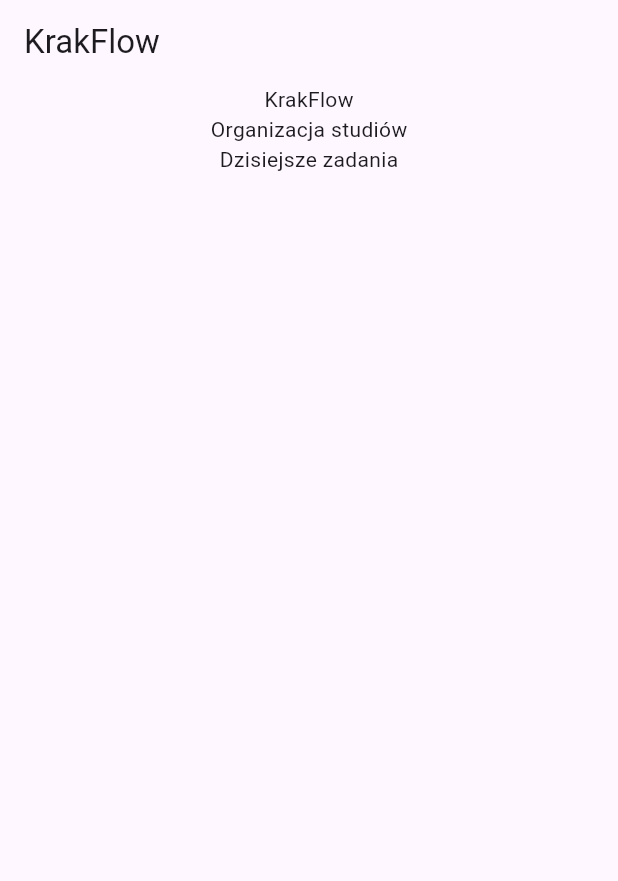
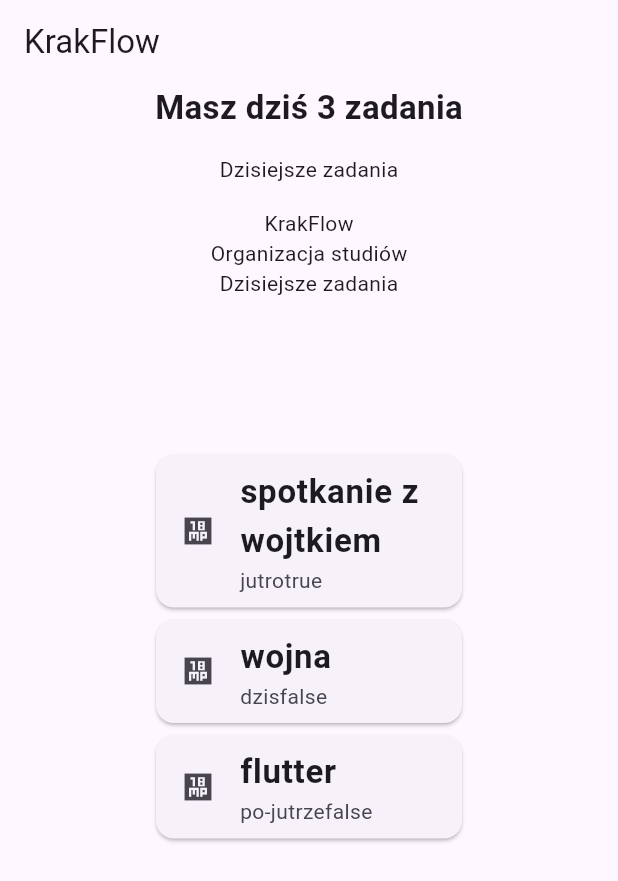
Before and after one commit to ExoSmurf/ZalicezenieTAM, a Flutter app: the screen it shows after launch, on a phone screen of 412 x 824 dp. Shown: the top 881 px of the screen. Run offline on Flutter 3.47's test engine with Material 3 defaults, Android fonts, the phone set to English and light mode, and no system bars.

Commit message:
Lab4 - dodawanie taskow, stylizacja taskow

```diff
--- a/lib/main.dart
+++ b/lib/main.dart
@@ -1,11 +1,17 @@
 import 'package:flutter/material.dart';
 
 void main() {
-  runApp(const MyApp());
+  runApp(MyApp());
 }
 
 class MyApp extends StatelessWidget {
-  const MyApp({super.key});
+   MyApp({super.key});
+
+  List<Task> task = [
+    Task(title: "spotkanie z wojtkiem", deadline: "jutro", done: true),
+    Task(title: "wojna", deadline: "dzis", done: false),
+    Task(title: "flutter", deadline: "po-jutrze", done: false),
+  ];
 
   @override
   Widget build(BuildContext context) {
@@ -18,11 +24,80 @@
         body: Center(
           child: Column(
             children: [
+              Column(
+                crossAxisAlignment: CrossAxisAlignment.start,
+                children: [
+                  Center(child: Text("Masz dziś ${task.length} zadania",
+                      style: TextStyle(
+                        fontSize: 22,
+                        fontWeight: FontWeight.bold,
+                      ))),
+                  SizedBox(height: 16),
+                  Center(child: Text("Dzisiejsze zadania")),
+                  SizedBox(height: 16),
+                ],
+              ),
               Text("KrakFlow"),
               Text("Organizacja studiów"),
               Text("Dzisiejsze zadania"),
-            ],
-        ),),
+              SizedBox(height: 100),
+              Expanded(
+                  child: ListView.builder(
+                    itemCount: task.length,
+                    itemBuilder: (context, index) {
+                      return TaskCard(
+                          title: task[index].title,
+                          subtitle: task[index].deadline,
+                          icon: Icons.eighteen_mp_sharp,
+                          done: task[index].done
+                      );
+                    }),)
+                ],
+              ),
+          ),
+        ),
+      );
+  }
+}
+
+class Task {
+  final String title;
+  final String deadline;
+  final bool done;
+
+  Task({required this.title, required this.deadline, required this.done});
+}
+
+class TaskCard extends StatelessWidget {
+  final String title;
+  final String subtitle;
+  final IconData icon;
+  final bool done;
+
+  const TaskCard({
+    super.key,
+    required this.title,
+    required this.subtitle,
+    required this.icon,
+    required this.done,
+  });
+
+  @override
+  Widget build(BuildContext context) {
+    return Padding(
+      padding: EdgeInsets.symmetric(horizontal: 100),
+      child: Card(
+        child: ListTile(
+          leading: Icon(icon),
+          title: Text(
+            title,
+            style: TextStyle(
+              fontSize: 22,
+              fontWeight: FontWeight.bold,
+            ),
+          ),
+          subtitle: Row(children: [Text(subtitle), Text(done.toString())]),
+        ),
       ),
     );
   }
```
